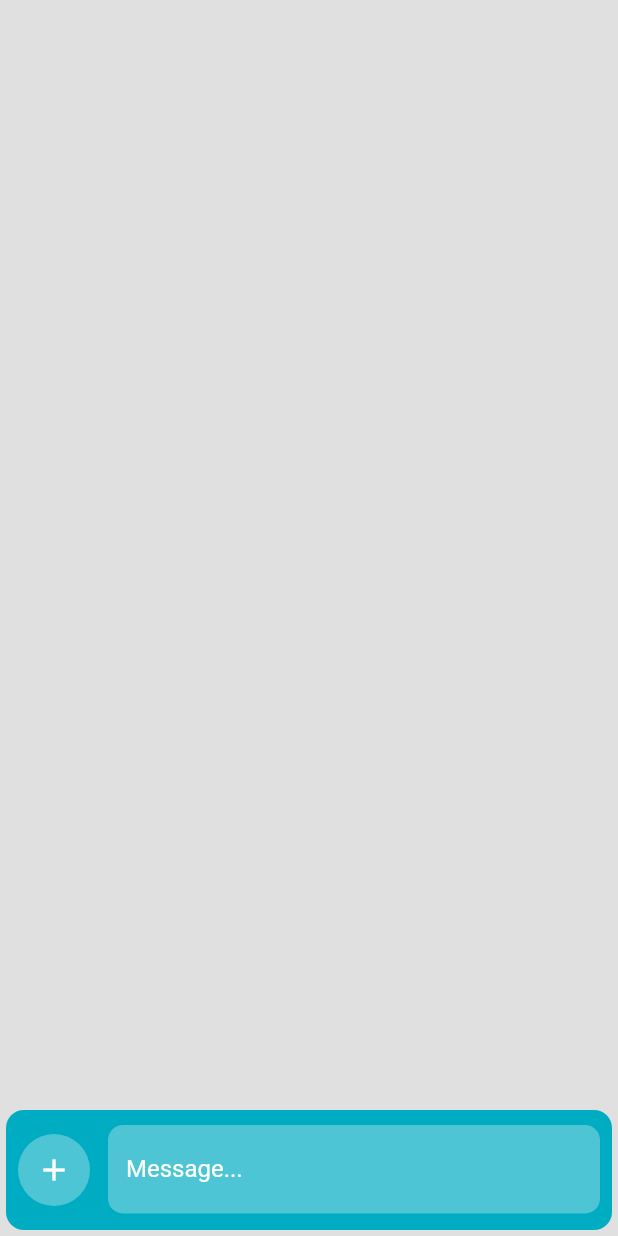
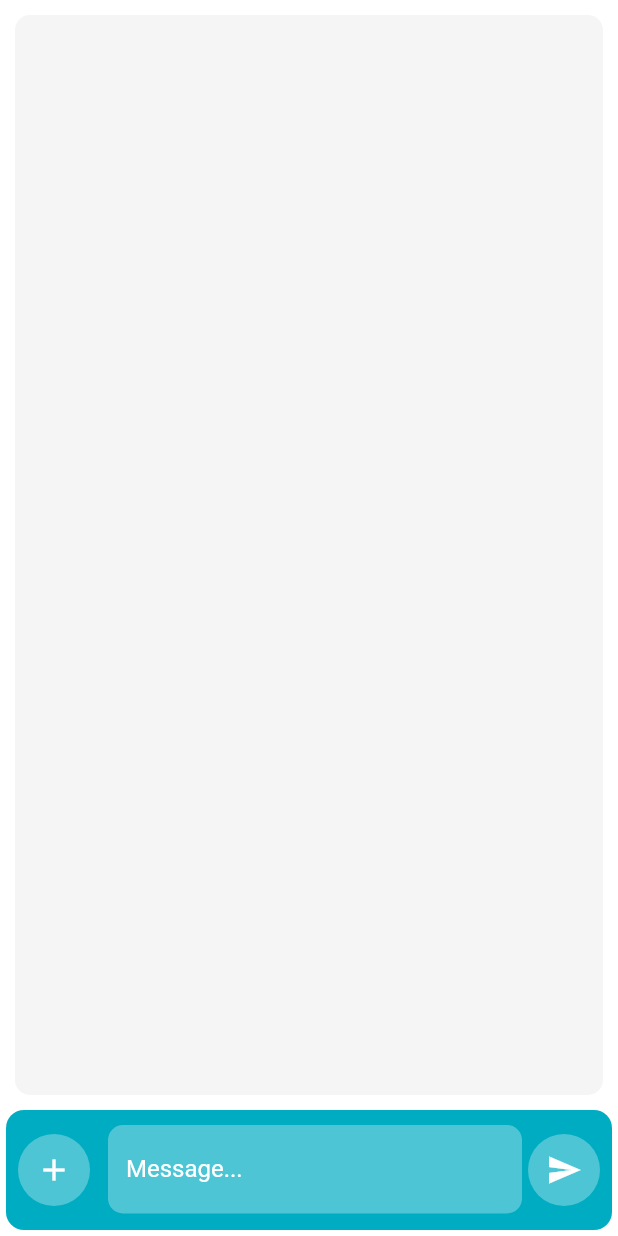
Before and after one commit to rxlabz/flutter_animations_examples, a Flutter app: the ChatScreen screen opened directly, on a phone screen of 412 x 824 dp. Run offline on Flutter 3.47's test engine with Material 2 defaults, Android fonts, the phone set to English and light mode, and no system bars; statements that could not run were skipped.

Commit message:
send message icon added

```diff
--- a/lib/chat_bar/chat_bar_example.dart
+++ b/lib/chat_bar/chat_bar_example.dart
@@ -1,4 +1,5 @@
 import 'dart:math';
+import 'dart:ui';
 
 import 'package:flutter/material.dart';
 import 'package:quiver/time.dart';
@@ -14,12 +15,21 @@ class ChatScreen extends StatelessWidget {
   @override
   Widget build(BuildContext context) {
     return Scaffold(
-      backgroundColor: Colors.grey.shade300,
+      backgroundColor: Colors.white,
       body: SafeArea(
-        child: SizedBox.expand(
         child: Column(
-            children: <Widget>[Expanded(child: Container()), ChatBar()],
+          children: <Widget>[
+            Expanded(
+              child: Container(
+                margin: EdgeInsets.all(10),
+                decoration: BoxDecoration(
+                  color: Colors.grey.shade100,
+                  borderRadius: BorderRadius.circular(10),
                 ),
+              ),
+            ),
+            ChatBar(),
+          ],
         ),
       ),
     );
@@ -47,8 +57,8 @@ class _ChatBarState extends State<ChatBar> with TickerProviderStateMixin {
 
   AnimationController _elasticAnimationController;
   AnimationController _bounceAnimationController;
-  CurvedAnimation _elasticAnimation;
-  CurvedAnimation _bounceAnimation;
+  CurvedAnimation _elasticAnimation, _bounceAnimation;
+  TextEditingController _messageController = TextEditingController();
 
   bool _showMediaButtons = false;
 
@@ -57,7 +67,7 @@ class _ChatBarState extends State<ChatBar> with TickerProviderStateMixin {
     super.initState();
 
     _elasticAnimationController =
-        AnimationController(vsync: this, duration: aSecond)
+        AnimationController(vsync: this, duration: aSecond * .2)
           ..addListener(_update);
 
     _bounceAnimationController =
@@ -65,8 +75,7 @@ class _ChatBarState extends State<ChatBar> with TickerProviderStateMixin {
           ..addListener(_update);
 
     _elasticAnimation = CurvedAnimation(
-        parent: _elasticAnimationController, curve: Curves.elasticInOut);
-
+        parent: _elasticAnimationController, curve: Curves.decelerate);
     _bounceAnimation = CurvedAnimation(
         parent: _bounceAnimationController,
         curve: Curves.elasticInOut,
@@ -84,22 +93,25 @@ class _ChatBarState extends State<ChatBar> with TickerProviderStateMixin {
 
   @override
   Widget build(BuildContext context) {
+    final _media = MediaQuery.of(context).size.shortestSide;
+
     return Padding(
       padding: const EdgeInsets.only(bottom: chatBarMargin),
-      child: Transform.rotate(
-          angle: _bounceAnimation.value * (pi / (_showMediaButtons ? -64 : 64)),
-          alignment: Alignment.centerLeft,
       child: ClipRRect(
         borderRadius: BorderRadius.circular(chatBarRadius),
         child: Stack(
           children: <Widget>[
             _buildBarBackground(),
             _buildMainButton(),
-                _buildMessageField(),
-                _buildMediaButtons()
+            Container(
+              child: _buildMessageField(),
+              width: _media < 375 ? 310 : 360,
+            ),
+            _buildMediaButtons(),
+            _buildSendButton(),
           ],
         ),
-          )),
+      ),
     );
   }
 
@@ -129,6 +141,22 @@ class _ChatBarState extends State<ChatBar> with TickerProviderStateMixin {
     );
   }
 
+  Positioned _buildSendButton() {
+    return Positioned(
+      right: chatBarMargin,
+      top: 8,
+      child: Transform.translate(
+        offset: Offset(100 * _elasticAnimation.value, 0),
+        child: Opacity(
+          opacity: min(max(0, 1 - _elasticAnimation.value), 1),
+          child: _buildCircleButton(
+            ChatBarItem(Icons.send, _sendMessage),
+          ),
+        ),
+      ),
+    );
+  }
+
   Opacity _buildMessageField() {
     return Opacity(
       opacity: min(max(0, 1 - _elasticAnimation.value), 1),
@@ -141,8 +169,14 @@ class _ChatBarState extends State<ChatBar> with TickerProviderStateMixin {
         ),
         child: Transform.rotate(
           child: TextFormField(
+            controller: _messageController,
             enabled: !_showMediaButtons,
             style: TextStyle(color: Colors.white),
+            cursorColor: Colors.white,
+            onFieldSubmitted: (s) {
+              print(s);
+              _messageController.clear();
+            },
             decoration: InputDecoration(
               labelText: 'Message...',
               labelStyle: TextStyle(color: Colors.white),
@@ -219,4 +253,11 @@ class _ChatBarState extends State<ChatBar> with TickerProviderStateMixin {
       _update();
     });
   }
+
+  void _sendMessage() {
+    if (_messageController.text != null) {
+      print(_messageController.text);
+      _messageController.clear();
     }
+  }
+}
```
Also changed, not shown: pubspec.lock. Lines whose indentation alone changed are shown as unchanged.
